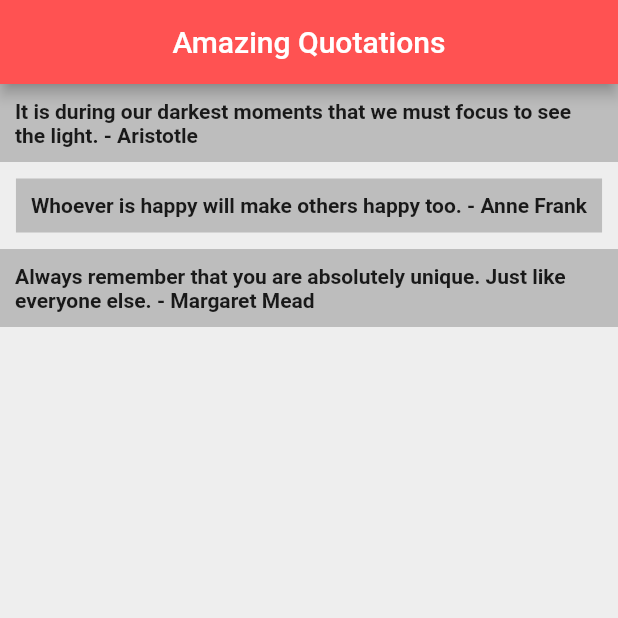
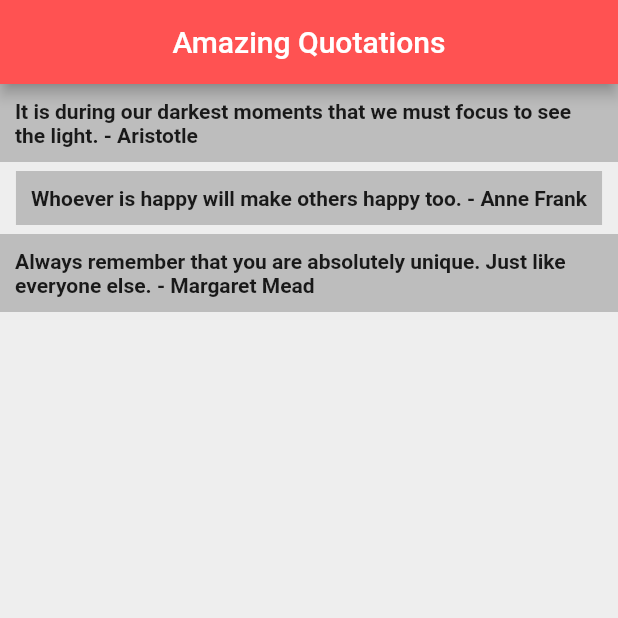
Before and after one commit to Um-e-Hani/FlutterQuotesApp, a Flutter app: the screen it shows after launch, on a phone screen of 412 x 824 dp, the top half of it. Run offline on Flutter 3.47's test engine with Material 2 defaults, Android fonts, the phone set to English and light mode, and no system bars.

```diff
--- a/lib/main.dart
+++ b/lib/main.dart
@@ -28,7 +28,7 @@ class _QuoteListState extends State<QuoteList> {
       body: Column(
         children: quotes
             .map((quote) => Container(
-                margin: EdgeInsets.fromLTRB(0.0, 0.0, 0.0, 10.0),
+                margin: EdgeInsets.fromLTRB(0.0, 0.0, 0.0, 5.0),
                 child: Column(
                   children: <Widget>[
                     Container(
```
Also changed, not shown: 1 other file.
